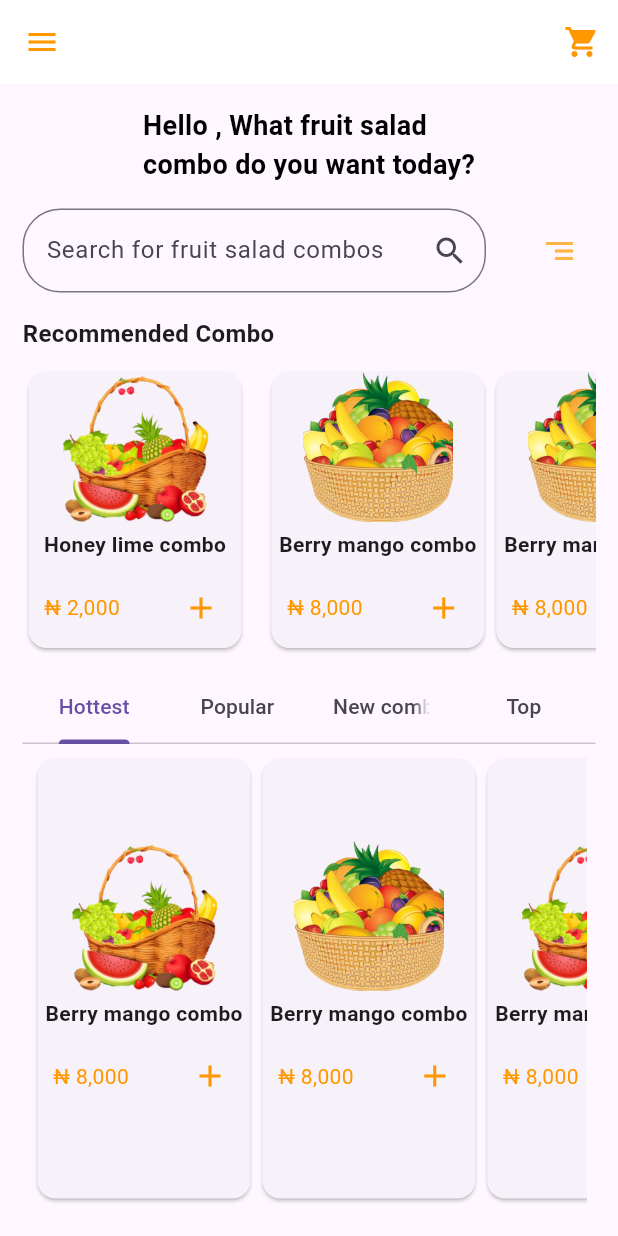
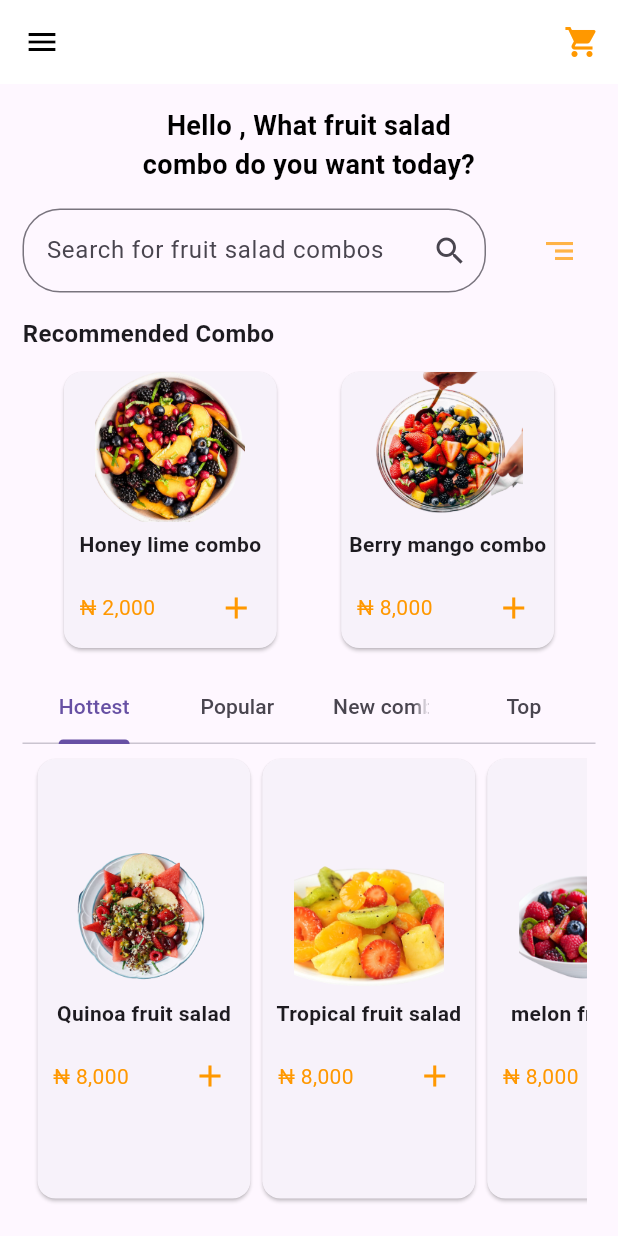
Before and after one commit to MohamedElsay0d/ecomerce_app_ui, a Flutter app: the HomePage screen opened directly with empty values, on a phone screen of 412 x 824 dp. Run offline on Flutter 3.47's test engine with Material 3 defaults, Android fonts, the phone set to English and light mode, and no system bars.

Commit message:
refactor homepage

```diff
--- a/lib/views/HomePage.dart
+++ b/lib/views/HomePage.dart
@@ -14,7 +14,7 @@ class HomePage extends StatelessWidget {
           backgroundColor: Colors.white,
           elevation: 0,
           leading: IconButton(
-            icon: const Icon(Icons.menu, color: Colors.orange),
+            icon: const Icon(Icons.menu, color: Colors.black),
             onPressed: () {
               // Handle menu button press
             },
--- a/lib/widgets/ComboCard.dart
+++ b/lib/widgets/ComboCard.dart
@@ -5,7 +5,7 @@ class ComboCard extends StatelessWidget {
   final String price;
   final String imagePath;
 
-  ComboCard(this.title, this.price, this.imagePath);
+  const ComboCard(this.title, this.price, this.imagePath, {super.key});
 
   @override
   Widget build(BuildContext context) {
--- a/lib/widgets/HottesTab.dart
+++ b/lib/widgets/HottesTab.dart
@@ -11,11 +11,13 @@ class HottestTab extends StatelessWidget {
         padding: const EdgeInsets.all(6.0),
         child: ListView(
           scrollDirection: Axis.horizontal,
-          children: [
-            ComboCard('Berry mango combo', '  ₦ 8,000', 'assets/fruits2.png'),
-            ComboCard('Berry mango combo', '  ₦ 8,000', 'assets/fruits.png'),
-            ComboCard('Berry mango combo', '  ₦ 8,000', 'assets/fruits2.png'),
-            ComboCard('Berry mango combo', '  ₦ 8,000', 'assets/fruits.png'),
+          children: const [
+            ComboCard('Quinoa fruit salad', '  ₦ 8,000',
+                'assets/Quinoa_fruit_salad.png'),
+            ComboCard('Tropical fruit salad', '  ₦ 8,000',
+                'assets/Tropical_fruit_salad.png'),
+            ComboCard('melon fruit salad', '  ₦ 8,000',
+                'assets/melon_fruit_salad.png'),
           ],
         ));
   }
--- a/lib/widgets/RecommendListView.dart
+++ b/lib/widgets/RecommendListView.dart
@@ -13,11 +13,13 @@ class RecommendListview extends StatelessWidget {
       scrollDirection: Axis.horizontal,
       child: Row(
         children: [
-          ComboCard('Honey lime combo', '  ₦ 2,000', 'assets/fruits2.png'),
-          const SizedBox(width: 12),
-          ComboCard('Berry mango combo', '  ₦ 8,000', 'assets/fruits.png'),
-          ComboCard('Berry mango combo', '  ₦ 8,000', 'assets/fruits.png'),
-          ComboCard('Berry mango combo', '  ₦ 8,000', 'assets/fruits.png'),
+          ComboCard(
+              'Honey lime combo', '  ₦ 2,000', 'assets/Honey_lime_combo.png'),
+          const VerticalDivider(
+            width: 35,
+          ),
+          ComboCard(
+              'Berry mango combo', '  ₦ 8,000', 'assets/Berry_mango_combo.png'),
         ],
       ),
     );
--- a/lib/widgets/homepageContent.dart
+++ b/lib/widgets/homepageContent.dart
@@ -17,6 +17,7 @@ class HomepageContent extends StatelessWidget {
         children: [
           Text(
             'Hello $name, What fruit salad\ncombo do you want today?',
+            textAlign: TextAlign.center,
             style: const TextStyle(
                 color: Colors.black, fontWeight: FontWeight.bold, fontSize: 18),
           ),
@@ -64,14 +65,13 @@ class HomepageContent extends StatelessWidget {
               Tab(text: 'Top'),
             ],
           ),
-          // const SizedBox(height: 10),
           const Expanded(
             child: TabBarView(
               children: [
                 HottestTab(),
-                Center(child: Text('Popular Content')),
-                Center(child: Text('New Combo Content')),
-                Center(child: Text('Top Content')),
+                HottestTab(),
+                HottestTab(),
+                HottestTab(),
               ],
             ),
           ),
```
Also changed, not shown: assets/Berry_mango_combo.png (added), assets/Honey_lime_combo.png (added), assets/Quinoa_fruit_salad.png (added), assets/Tropical_fruit_salad.png (added), assets/melon_fruit_salad.png (added).
